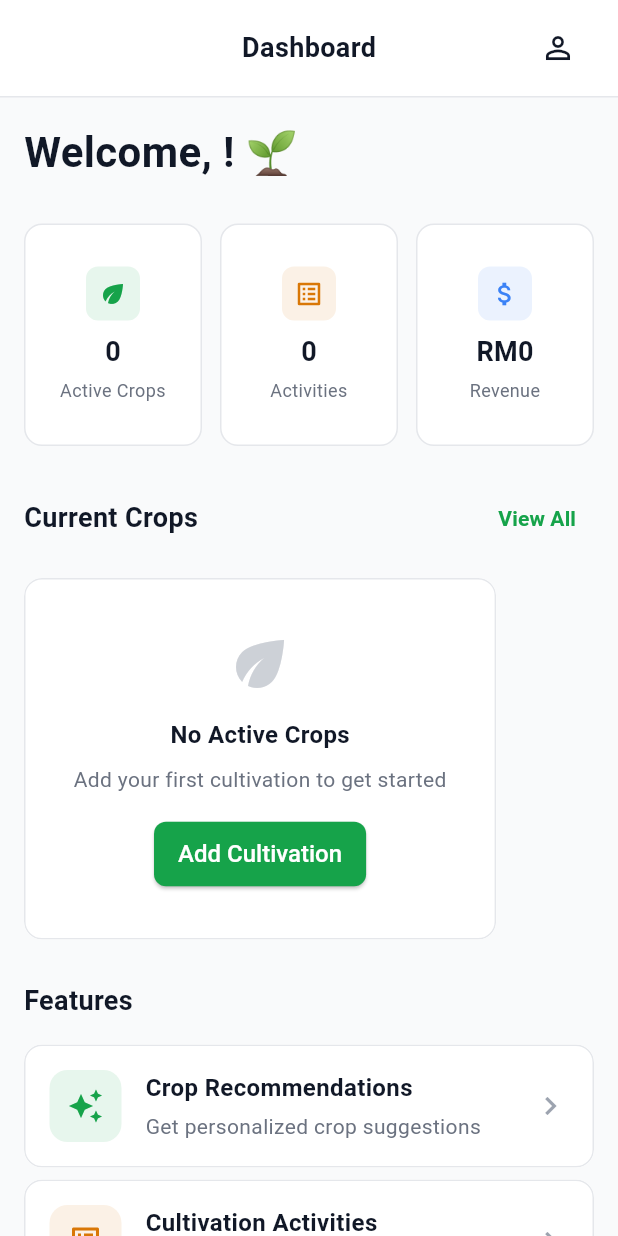
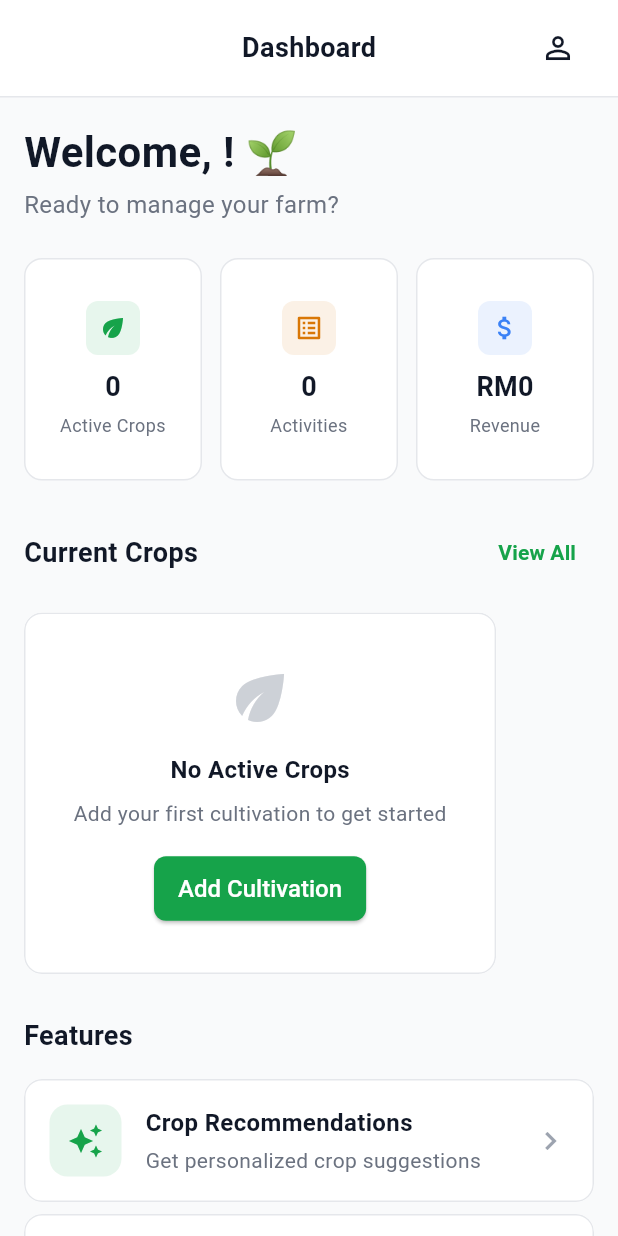
Before and after one commit to IzzatNazmi26/AgriKeep, a Flutter app: the screen it shows once a user with an empty profile is signed in, on a phone screen of 412 x 824 dp. Run offline on Flutter 3.47's test engine with Material 3 defaults, Android fonts, the phone set to English and light mode, and no system bars; our stand-ins replace cloud_firestore, firebase_auth, firebase_core; accounts and stored records are empty.

Commit message:
remove unused thing.

```diff
--- a/lib/models/farm_profile.dart
+++ b/lib/models/farm_profile.dart
@@ -1,14 +1,12 @@
 class FarmProfile {
   final String id;
   final String userId;
-  final String farmName;
   final String location;
   final double totalArea;
   final String soilType;
   final String irrigationType;
   final List<String> preferredCrops;
   final String? waterSource;
-  //final String? sunlightExposure;
 
   final DateTime createdAt;
   final DateTime updatedAt;
@@ -16,14 +14,12 @@ class FarmProfile {
   FarmProfile({
     required this.id,
     required this.userId,
-    required this.farmName,
     required this.location,
     required this.totalArea,
     required this.soilType,
     required this.irrigationType,
     this.preferredCrops = const [],
     this.waterSource,
-    //this.sunlightExposure,
 
     required this.createdAt,
     required this.updatedAt,
@@ -34,14 +30,12 @@ class FarmProfile {
     return {
       'id': id,
       'userId': userId,
-      'farmName': farmName,
       'location': location,
       'totalArea': totalArea,
       'soilType': soilType,
       'irrigationType': irrigationType,
       'preferredCrops': preferredCrops,
       'waterSource': waterSource,
-      //'sunlightExposure': sunlightExposure,
 
       'createdAt': createdAt.millisecondsSinceEpoch,
       'updatedAt': updatedAt.millisecondsSinceEpoch,
@@ -53,14 +47,12 @@ class FarmProfile {
     return FarmProfile(
       id: id,
       userId: data['userId'] ?? '',
-      farmName: data['farmName'] ?? '',
       location: data['location'] ?? '',
       totalArea: (data['totalArea'] ?? 0.0).toDouble(),
       soilType: data['soilType'] ?? '',
       irrigationType: data['irrigationType'] ?? '',
       preferredCrops: List<String>.from(data['preferredCrops'] ?? []),
       waterSource: data['waterSource'],
-      //sunlightExposure: data['sunlightExposure'],
 
       createdAt: DateTime.fromMillisecondsSinceEpoch(data['createdAt'] ?? 0),
       updatedAt: DateTime.fromMillisecondsSinceEpoch(data['updatedAt'] ?? 0),
@@ -72,14 +64,12 @@ class FarmProfile {
     return FarmProfile(
       id: map['id'] ?? '',
       userId: map['userId'] ?? '',
-      farmName: map['farmName'] ?? '',
       location: map['location'] ?? '',
       totalArea: (map['totalArea'] ?? 0.0).toDouble(),
       soilType: map['soilType'] ?? '',
       irrigationType: map['irrigationType'] ?? '',
       preferredCrops: List<String>.from(map['preferredCrops'] ?? []),
       waterSource: map['waterSource'],
-      //sunlightExposure: map['sunlightExposure'],
 
       createdAt: DateTime.fromMillisecondsSinceEpoch(map['createdAt'] ?? 0),
       updatedAt: DateTime.fromMillisecondsSinceEpoch(map['updatedAt'] ?? 0),
@@ -90,14 +80,12 @@ class FarmProfile {
   FarmProfile copyWith({
     String? id,
     String? userId,
-    String? farmName,
     String? location,
     double? totalArea,
     String? soilType,
     String? irrigationType,
     List<String>? preferredCrops,
     String? waterSource,
-    //String? sunlightExposure,
 
     DateTime? createdAt,
     DateTime? updatedAt,
@@ -105,14 +93,12 @@ class FarmProfile {
     return FarmProfile(
       id: id ?? this.id,
       userId: userId ?? this.userId,
-      farmName: farmName ?? this.farmName,
       location: location ?? this.location,
       totalArea: totalArea ?? this.totalArea,
       soilType: soilType ?? this.soilType,
       irrigationType: irrigationType ?? this.irrigationType,
       preferredCrops: preferredCrops ?? this.preferredCrops,
       waterSource: waterSource ?? this.waterSource,
-      //sunlightExposure: sunlightExposure ?? this.sunlightExposure,
 
       createdAt: createdAt ?? this.createdAt,
       updatedAt: updatedAt ?? this.updatedAt,
@@ -121,6 +107,6 @@ class FarmProfile {
 
   @override
   String toString() {
-    return 'FarmProfile(id: $id, farmName: $farmName, location: $location, totalArea: $totalArea)';
+    return 'FarmProfile(id: $id, location: $location, totalArea: $totalArea)';
   }
 }
--- a/lib/pages/dashboard_page.dart
+++ b/lib/pages/dashboard_page.dart
@@ -28,7 +28,6 @@ class _DashboardPageState extends State<DashboardPage> {
   List<SalesRecord> _salesRecords = [];
   int _activeCount = 0;
   double _totalRevenue = 0.0;
-  String _farmName = 'Loading...';
   bool _isLoading = true;
 
   @override
@@ -47,9 +46,6 @@ class _DashboardPageState extends State<DashboardPage> {
       // Load sales records
       final salesRecords = await _firebaseService.getSalesRecords();
 
-      // Load farm profile for real farm name
-      final farmProfile = await _firebaseService.getFarmProfile();
-
       // Calculate total revenue
       double totalRevenue = 0.0;
       for (var record in salesRecords) {
@@ -61,7 +57,6 @@ class _DashboardPageState extends State<DashboardPage> {
         _salesRecords = salesRecords;
         _activeCount = activeCultivations.length;
         _totalRevenue = totalRevenue;
-        _farmName = farmProfile?.farmName ?? 'Your Farm';
       });
     } catch (e) {
       print('Error loading dashboard data: $e');
@@ -152,13 +147,13 @@ class _DashboardPageState extends State<DashboardPage> {
           ),
         ),
         const SizedBox(height: 4),
-        // Text(
-        //   _farmName,
-        //   style: TextStyle(
-        //     fontSize: 16,
-        //     color: AgriKeepTheme.textSecondary,
-        //   ),
-        // ),
+        Text(
+          'Ready to manage your farm?',
+          style: TextStyle(
+            fontSize: 16,
+            color: AgriKeepTheme.textSecondary,
+          ),
+        ),
       ],
     );
   }
```
